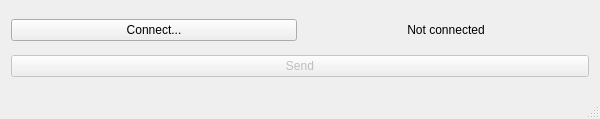
Old version of the form ui/speedyshare.ui in the repository Duttenheim/SpeedyShare.
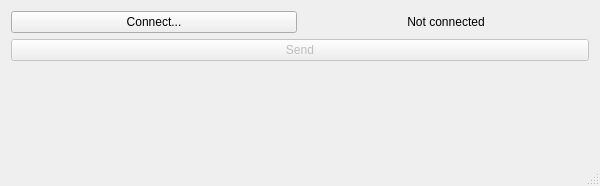
New version of the form.

The edit to the form file:
```diff
--- a/ui/speedyshare.ui
+++ b/ui/speedyshare.ui
@@ -7,7 +7,7 @@
     <x>0</x>
     <y>0</y>
     <width>600</width>
-    <height>119</height>
+    <height>186</height>
    </rect>
   </property>
   <property name="windowTitle">
@@ -15,6 +15,21 @@
   </property>
   <widget class="QWidget" name="centralWidget">
    <layout class="QGridLayout" name="gridLayout">
+    <item row="0" column="0" colspan="2">
+     <layout class="QGridLayout" name="gridLayout_2">
+      <item row="0" column="0">
+       <widget class="QPushButton" name="connectButton">
+        <property name="sizePolicy">
+         <sizepolicy hsizetype="Minimum" vsizetype="Preferred">
+          <horstretch>0</horstretch>
+          <verstretch>0</verstretch>
+         </sizepolicy>
+        </property>
+        <property name="text">
+         <string>Connect...</string>
+        </property>
+       </widget>
+      </item>
     <item row="0" column="1">
      <widget class="QLabel" name="statusLabel">
       <property name="text">
@@ -25,14 +40,9 @@
       </property>
      </widget>
     </item>
-    <item row="0" column="0">
-     <widget class="QPushButton" name="connectButton">
-      <property name="text">
-       <string>Connect...</string>
-      </property>
-     </widget>
+     </layout>
     </item>
-    <item row="1" column="0" colspan="2">
+    <item row="4" column="0" colspan="2">
      <widget class="QPushButton" name="sendButton">
       <property name="enabled">
        <bool>false</bool>
@@ -45,6 +55,19 @@
     <item row="2" column="0" colspan="2">
      <layout class="QVBoxLayout" name="downloadLayout"/>
     </item>
+    <item row="6" column="0" colspan="2">
+     <spacer name="verticalSpacer">
+      <property name="orientation">
+       <enum>Qt::Vertical</enum>
+      </property>
+      <property name="sizeHint" stdset="0">
+       <size>
+        <width>20</width>
+        <height>40</height>
+       </size>
+      </property>
+     </spacer>
+    </item>
    </layout>
   </widget>
   <widget class="QMenuBar" name="menuBar">
```
Left out of the diff: 6 changed lines with no effect on the pictures. Lines whose indentation alone changed are shown as unchanged.
